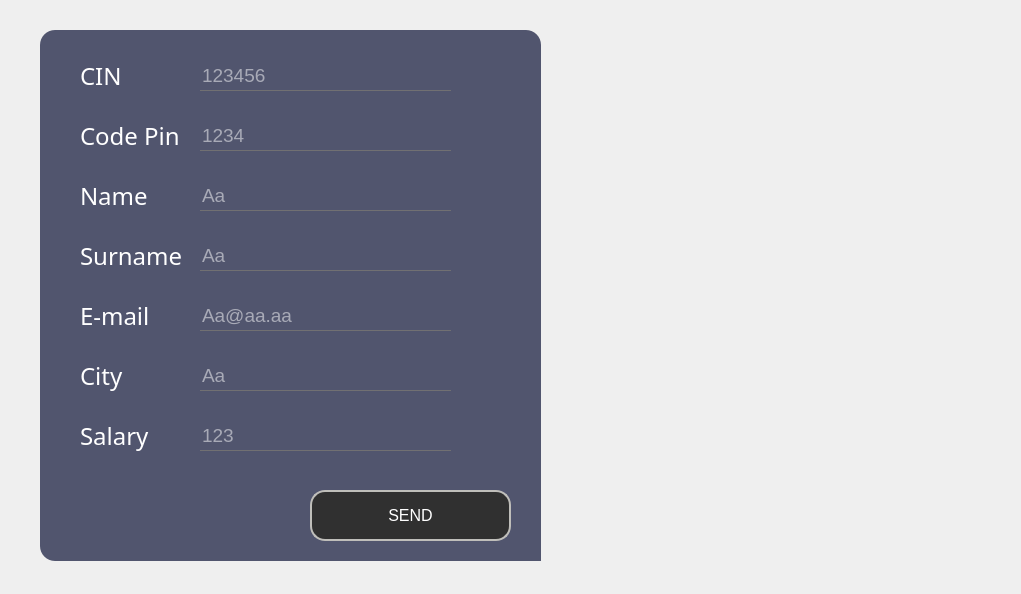
The window that ALA/add.ui (HediLengliz/Smart_Court_2A25) describes before a commit, drawn with Qt 5.
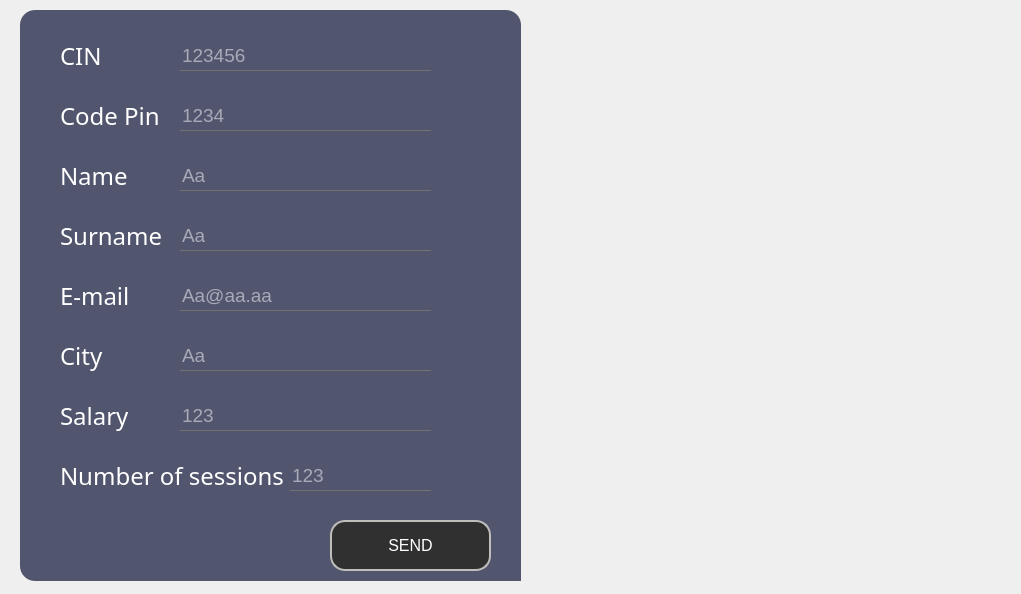
The same window after the commit. Icons and pictures are not drawn.

What changed in the file:
```diff
--- a/ALA/add.ui
+++ b/ALA/add.ui
@@ -27,10 +27,10 @@
   <widget class="QFrame" name="add_employee">
    <property name="geometry">
     <rect>
-     <x>40</x>
-     <y>30</y>
+     <x>20</x>
+     <y>10</y>
      <width>501</width>
-     <height>531</height>
+     <height>571</height>
     </rect>
    </property>
    <property name="styleSheet">
@@ -68,9 +68,9 @@
    <widget class="QPushButton" name="add_new_employee">
     <property name="geometry">
      <rect>
-      <x>270</x>
-      <y>460</y>
-      <width>201</width>
+      <x>310</x>
+      <y>510</y>
+      <width>161</width>
       <height>51</height>
      </rect>
     </property>
@@ -540,6 +540,69 @@
      <string>123</string>
     </property>
    </widget>
+   <widget class="QLabel" name="label_15">
+    <property name="geometry">
+     <rect>
+      <x>40</x>
+      <y>440</y>
+      <width>231</width>
+      <height>51</height>
+     </rect>
+    </property>
+    <property name="styleSheet">
+     <string notr="true">*{
+    font-family:century gothic;
+    font-size:24px;
+	color:white;
+}
+
+</string>
+    </property>
+    <property name="text">
+     <string>Number of sessions</string>
+    </property>
+   </widget>
+   <widget class="QLineEdit" name="LNS">
+    <property name="geometry">
+     <rect>
+      <x>270</x>
+      <y>450</y>
+      <width>141</width>
+      <height>31</height>
+     </rect>
+    </property>
+    <property name="font">
+     <font>
+      <pointsize>14</pointsize>
+     </font>
+    </property>
+    <property name="acceptDrops">
+     <bool>true</bool>
+    </property>
+    <property name="styleSheet">
+     <string notr="true">*{
+background:transparent;
+border:none;
+color:white;
+border-bottom:1px solid #717072;
+}</string>
+    </property>
+    <property name="inputMask">
+     <string/>
+    </property>
+    <property name="text">
+     <string/>
+    </property>
+    <property name="maxLength">
+     <number>32767</number>
+    </property>
+    <property name="echoMode">
+     <enum>QLineEdit::Normal</enum>
+    </property>
+    <property name="placeholderText">
+     <string>123</string>
+    </property>
+   </widget>
    <zorder>label_8</zorder>
    <zorder>add_new_employee</zorder>
    <zorder>label_7</zorder>
@@ -556,6 +619,8 @@
    <zorder>LCity</zorder>
    <zorder>label_14</zorder>
    <zorder>LSalary</zorder>
+   <zorder>label_15</zorder>
+   <zorder>LNS</zorder>
   </widget>
  </widget>
  <resources/>
```
